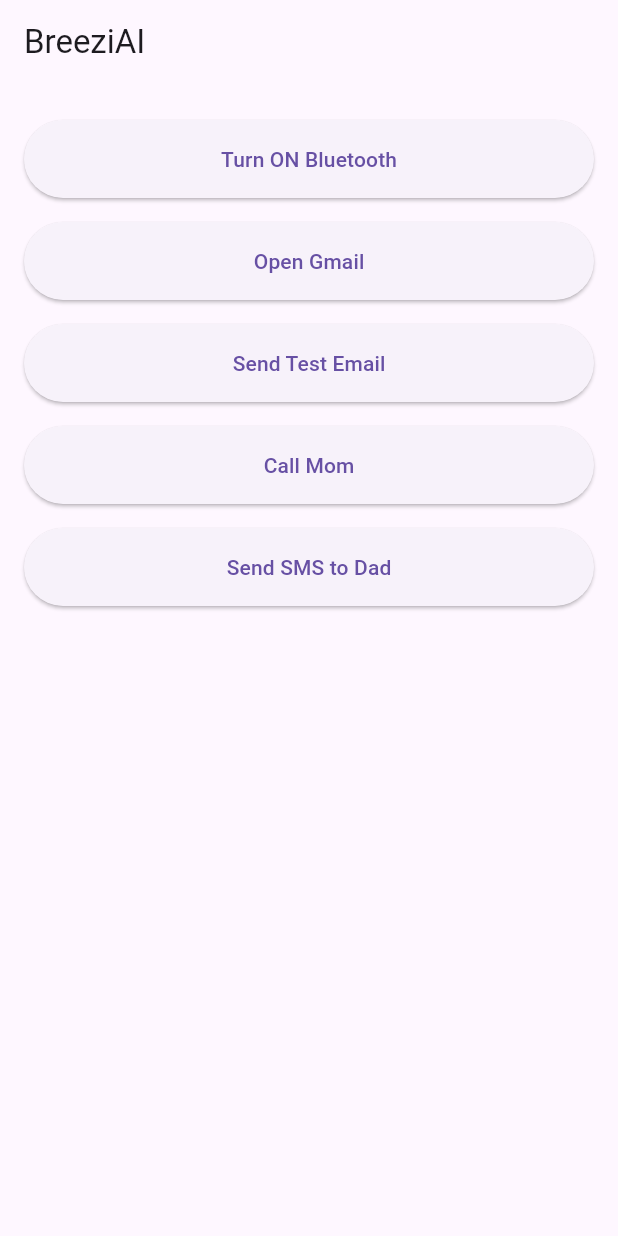
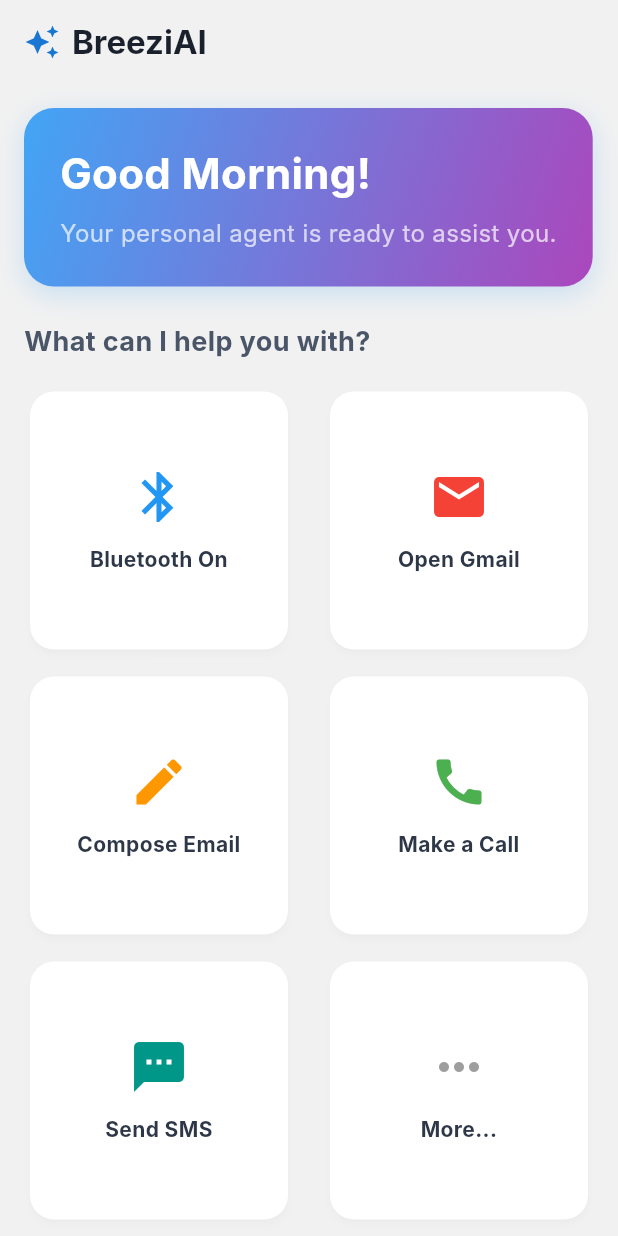
Before and after one commit to jaishree29/breeziAI, a Flutter app: the screen it shows after launch, on a phone screen of 412 x 824 dp. Run offline on Flutter 3.47's test engine with Material 3 defaults, Android fonts, the phone set to English and light mode, and no system bars; our stand-ins replace flutter_blue_plus; missing offline and left inert: android_intent_plus, device_apps; Roboto replaces fonts that are missing (Inter).

Commit message:
Updated UI

```diff
--- a/lib/main.dart
+++ b/lib/main.dart
@@ -1,3 +1,4 @@
+import 'package:breeziai/utils/colours.dart';
 import 'package:breeziai/views/home_page.dart';
 import 'package:flutter/material.dart';
 
@@ -11,9 +12,14 @@
   @override
   Widget build(BuildContext context) {
     return MaterialApp(
+      title: 'BreeziAI',
       debugShowCheckedModeBanner: false,
-      title: 'BreeziAI',
-      theme: ThemeData(primarySwatch: Colors.blue, useMaterial3: true),
+      theme: ThemeData(
+        primarySwatch: Colors.blue,
+        fontFamily: 'Inter',
+        scaffoldBackgroundColor: MyColours.background,
+        useMaterial3: true,
+      ),
       home: const HomePage(),
     );
   }
--- /dev/null
+++ b/lib/utils/colours.dart
@@ -0,0 +1,10 @@
+import 'dart:ui';
+
+class MyColours {
+  static const Color primary = Color(0xFFF5F7FA);
+  static const Color white = Color.fromARGB(255, 255, 255, 255);
+  static const Color secondary = Color(0xFF03DAC6);
+  static const Color background = Color.fromARGB(255, 241, 241, 241);
+  static const Color textPrimary = Color(0xFF000000);
+  static const Color textSecondary = Color(0xFF757575);
+}
--- a/lib/views/home_page.dart
+++ b/lib/views/home_page.dart
@@ -1,5 +1,6 @@
 import 'package:breeziai/controllers/agent_controller.dart';
-import 'package:breeziai/widgets/command_button.dart';
+import 'package:breeziai/utils/colours.dart';
+import 'package:breeziai/widgets/action_card.dart';
 import 'package:flutter/material.dart';
 
 class HomePage extends StatefulWidget {
@@ -15,32 +16,157 @@
   @override
   Widget build(BuildContext context) {
     return Scaffold(
-      appBar: AppBar(title: const Text('BreeziAI')),
-      body: ListView(
-        padding: const EdgeInsets.all(16.0),
+      appBar: AppBar(
+        surfaceTintColor: MyColours.background,
+        backgroundColor: Colors.transparent,
+        elevation: 2,
+        title: Row(
+          children: [
+            Icon(Icons.auto_awesome, color: Colors.blue.shade700),
+            const SizedBox(width: 8),
+            const Text(
+              'BreeziAI',
+              style: TextStyle(
+                fontWeight: FontWeight.bold,
+                color: Color(0xFF1A202C),
+              ),
+            ),
+          ],
+        ),
+      ),
+      body: SingleChildScrollView(
+        child: Padding(
+          padding: const EdgeInsets.symmetric(horizontal: 16.0),
+          child: Column(
+            crossAxisAlignment: CrossAxisAlignment.start,
+            children: [
+              const SizedBox(height: 16),
+              _buildWelcomeHeader(),
+              const SizedBox(height: 24),
+              _buildSectionTitle('What can I help you with?'),
+              const SizedBox(height: 16),
+              _buildActionGrid(),
+              const SizedBox(height: 16),
+            ],
+          ),
+        ),
+      ),
+      // This bottom bar establishes the core AI interaction point for the future
+      // bottomNavigationBar: BottomAppBar(
+      //   color: MyColours.primary,
+      //   shape: const CircularNotchedRectangle(),
+      //   notchMargin: 8.0,
+      //   child: Container(height: 60.0),
+      // ),
+      // floatingActionButtonLocation: FloatingActionButtonLocation.centerDocked,
+      // floatingActionButton: FloatingActionButton(
+      //   onPressed: () {
+      //     // In the future, this will trigger voice recognition
+      //     ScaffoldMessenger.of(context).showSnackBar(
+      //       const SnackBar(content: Text('Voice command feature coming soon!')),
+      //     );
+      //   },
+      //   backgroundColor: Colors.blue.shade600,
+      //   child: const Icon(Icons.mic, color: Colors.white),
+      // ),
+    );
+  }
+
+  Widget _buildWelcomeHeader() {
+    return Container(
+      padding: const EdgeInsets.all(24),
+      decoration: BoxDecoration(
+        borderRadius: BorderRadius.circular(20),
+        gradient: LinearGradient(
+          colors: [Colors.blue.shade400, Colors.purple.shade400],
+          begin: Alignment.topLeft,
+          end: Alignment.bottomRight,
+        ),
+        boxShadow: [
+          BoxShadow(
+            color: Colors.blue.withOpacity(0.2),
+            blurRadius: 15,
+            offset: const Offset(0, 5),
+          ),
+        ],
+      ),
+      child: const Column(
+        crossAxisAlignment: CrossAxisAlignment.start,
         children: [
-          CommandButton(
-            title: 'Turn ON Bluetooth',
-            onPressed: () => _controller.processCommand('turn_on_bluetooth'),
+          Text(
+            'Good Morning!',
+            style: TextStyle(
+              color: Colors.white,
+              fontSize: 28,
+              fontWeight: FontWeight.bold,
+            ),
           ),
-          CommandButton(
-            title: 'Open Gmail',
-            onPressed: () => _controller.processCommand('open_gmail'),
-          ),
-          CommandButton(
-            title: 'Send Test Email',
-            onPressed: () => _controller.processCommand('send_email'),
-          ),
-          CommandButton(
-            title: 'Call Mom',
-            onPressed: () => _controller.processCommand('make_call'),
-          ),
-          CommandButton(
-            title: 'Send SMS to Dad',
-            onPressed: () => _controller.processCommand('send_sms'),
+          SizedBox(height: 8),
+          Text(
+            'Your personal agent is ready to assist you.',
+            style: TextStyle(color: Colors.white70, fontSize: 16),
           ),
         ],
       ),
     );
   }
+
+  Widget _buildSectionTitle(String title) {
+    return Text(
+      title,
+      style: const TextStyle(
+        fontSize: 18,
+        fontWeight: FontWeight.bold,
+        color: Color(0xFF4A5568),
+      ),
+    );
+  }
+
+  Widget _buildActionGrid() {
+    return GridView.count(
+      crossAxisCount: 2,
+      shrinkWrap: true,
+      physics: const NeverScrollableScrollPhysics(),
+      crossAxisSpacing: 20,
+      mainAxisSpacing: 10,
+      children: [
+        ActionCard(
+          title: 'Bluetooth On',
+          icon: Icons.bluetooth,
+          color: Colors.blue,
+          onPressed: () => _controller.processCommand('turn_on_bluetooth'),
+        ),
+        ActionCard(
+          title: 'Open Gmail',
+          icon: Icons.email,
+          color: Colors.red,
+          onPressed: () => _controller.processCommand('open_gmail'),
+        ),
+        ActionCard(
+          title: 'Compose Email',
+          icon: Icons.edit,
+          color: Colors.orange,
+          onPressed: () => _controller.processCommand('send_email'),
+        ),
+        ActionCard(
+          title: 'Make a Call',
+          icon: Icons.call,
+          color: Colors.green,
+          onPressed: () => _controller.processCommand('make_call'),
+        ),
+        ActionCard(
+          title: 'Send SMS',
+          icon: Icons.sms,
+          color: Colors.teal,
+          onPressed: () => _controller.processCommand('send_sms'),
+        ),
+        ActionCard(
+          title: 'More...',
+          icon: Icons.more_horiz,
+          color: Colors.grey,
+          onPressed: () {},
+        ),
+      ],
+    );
+  }
 }
--- /dev/null
+++ b/lib/widgets/action_card.dart
@@ -0,0 +1,46 @@
+import 'package:breeziai/utils/colours.dart';
+import 'package:flutter/material.dart';
+
+class ActionCard extends StatelessWidget {
+  final String title;
+  final IconData icon;
+  final Color color;
+  final VoidCallback onPressed;
+
+  const ActionCard({
+    super.key,
+    required this.title,
+    required this.icon,
+    required this.color,
+    required this.onPressed,
+  });
+
+  @override
+  Widget build(BuildContext context) {
+    return Card(
+      color: MyColours.white,
+      elevation: 2,
+      shadowColor: Colors.black.withOpacity(0.1),
+      shape: RoundedRectangleBorder(borderRadius: BorderRadius.circular(16)),
+      child: InkWell(
+        onTap: onPressed,
+        borderRadius: BorderRadius.circular(16),
+        child: Column(
+          mainAxisAlignment: MainAxisAlignment.center,
+          children: [
+            Icon(icon, size: 40, color: color),
+            const SizedBox(height: 12),
+            Text(
+              title,
+              textAlign: TextAlign.center,
+              style: const TextStyle(
+                fontWeight: FontWeight.bold,
+                color: Color(0xFF2D3748),
+              ),
+            ),
+          ],
+        ),
+      ),
+    );
+  }
+}
```
